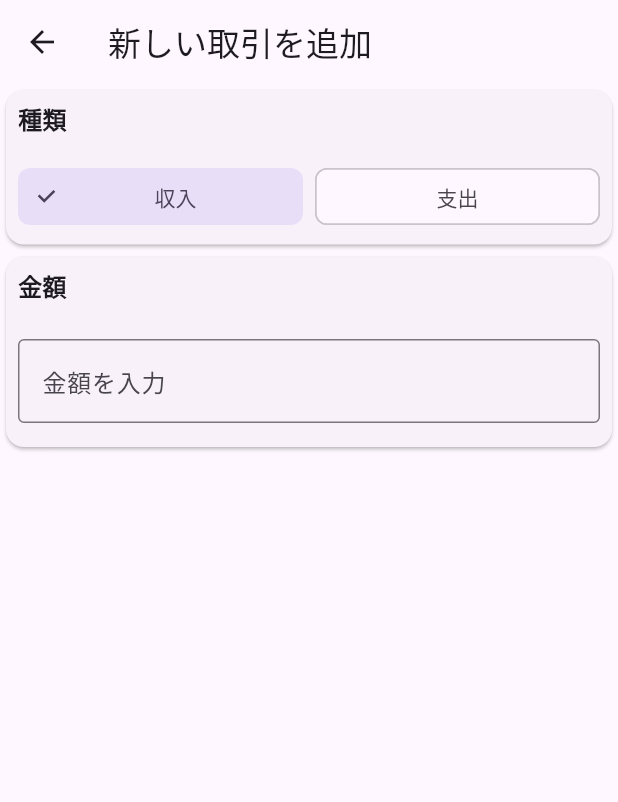
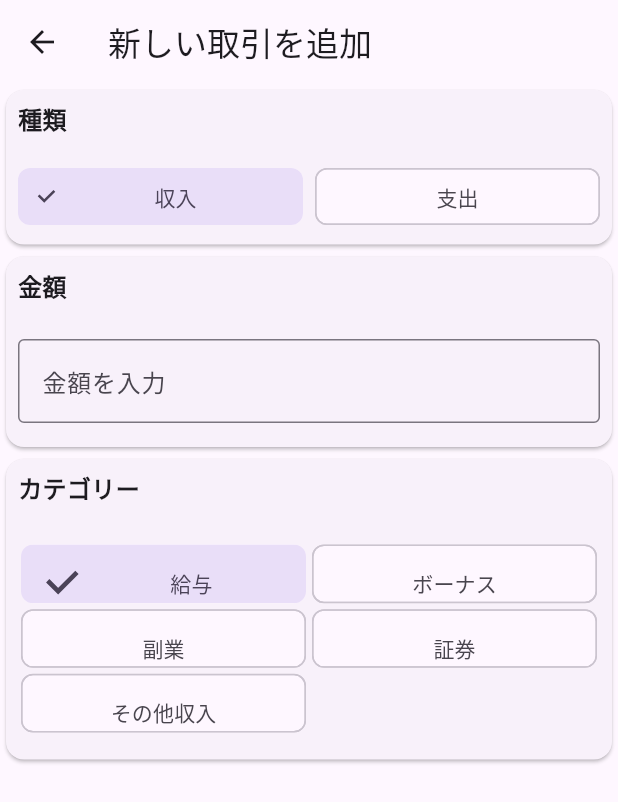
Before and after one commit to kyouga-ones/kakeibo, a Flutter app: the screen it shows after launch, after a tap on the "add" icon, on a phone screen of 412 x 824 dp. Shown: the top 802 px of the screen. Run offline on Flutter 3.47's test engine with Material 3 defaults, Android fonts, the phone set to English and light mode, and no system bars; our stand-ins replace gap.

Commit message:
feature:task-004:データ追加画面にカテゴリー選択を新規追加

```diff
--- a/lib/features/add/view/add_screen.dart
+++ b/lib/features/add/view/add_screen.dart
@@ -1,6 +1,7 @@
 import 'package:flutter/material.dart';
 import 'package:kakeibo/features/add/widget/amount_card.dart';
 import 'package:kakeibo/features/add/widget/main_category_card.dart';
+import 'package:kakeibo/features/add/widget/sub_category_card.dart';
 
 class AddScreen extends StatelessWidget {
   final GlobalKey<FormState> formKey;
@@ -8,6 +9,9 @@ class AddScreen extends StatelessWidget {
   final void Function(bool) onIncomeSelected;
   final void Function(bool) onExpenditureSelected;
   final void Function(String) onAmountChanged;
+  final List<String> subCategoryList;
+  final int selectedSubCategoryIndex;
+  final void Function(bool, int) onSubCategorySelected;
 
   const AddScreen({
     super.key,
@@ -16,6 +20,9 @@ class AddScreen extends StatelessWidget {
     required this.onIncomeSelected,
     required this.onExpenditureSelected,
     required this.onAmountChanged,
+    required this.subCategoryList,
+    required this.selectedSubCategoryIndex,
+    required this.onSubCategorySelected,
   });
 
   @override
@@ -36,6 +43,12 @@ class AddScreen extends StatelessWidget {
             AmountCard(
               onChanged: onAmountChanged,
             ),
+            SubCategoryCard(
+              selectedMainCategoryIndex: selectedMainCategoryIndex,
+              subCategoryList: subCategoryList,
+              selectedIndex: selectedSubCategoryIndex,
+              onSelected: onSubCategorySelected,
+            ),
           ],
         ),
       ),
--- a/lib/features/add/viewmodel/add_view_model.dart
+++ b/lib/features/add/viewmodel/add_view_model.dart
@@ -15,18 +15,42 @@ class _AddViewModelState extends State<AddViewModel> {
   void onIncomeSelected(bool isSelected) {
     setState(() {
       selectedMainCategoryIndex = 1;
+      selectedSubCategoryIndex = 0;
     });
   }
 
   void onExpenditureSelected(bool isSelected) {
     setState(() {
       selectedMainCategoryIndex = 2;
+      selectedSubCategoryIndex = 0;
     });
   }
 
   String? amountValue;
   void onAmountChanged(String value) {
     amountValue = value;
+  }
+
+  final List<String> incomeCategoryList = ['給与', 'ボーナス', '副業', '証券', 'その他収入'];
+
+  final List<String> expenditureCategoryList = [
+    '食費',
+    '住居費',
+    '交通費',
+    '光熱費',
+    '通信費',
+    '医療費',
+    '教育費',
+    '娯楽費',
+    '衣類費',
+    'その他支出',
+  ];
+
+  var selectedSubCategoryIndex = 0;
+  void onSubCategorySelected(bool isSelected, int index) {
+    setState(() {
+      selectedSubCategoryIndex = index;
+    });
   }
 
   @override
@@ -37,6 +61,11 @@ class _AddViewModelState extends State<AddViewModel> {
       onIncomeSelected: onIncomeSelected,
       onExpenditureSelected: onExpenditureSelected,
       onAmountChanged: onAmountChanged,
+      subCategoryList: selectedMainCategoryIndex == 1
+          ? incomeCategoryList
+          : expenditureCategoryList,
+      selectedSubCategoryIndex: selectedSubCategoryIndex,
+      onSubCategorySelected: onSubCategorySelected,
     );
   }
 }
--- /dev/null
+++ b/lib/features/add/widget/sub_category_card.dart
@@ -0,0 +1,70 @@
+import 'package:flutter/material.dart';
+import 'package:gap/gap.dart';
+
+class SubCategoryCard extends StatelessWidget {
+  final int selectedMainCategoryIndex;
+  final List<String> subCategoryList;
+  final int selectedIndex;
+  final void Function(bool, int) onSelected;
+
+  const SubCategoryCard({
+    super.key,
+    required this.selectedMainCategoryIndex,
+    required this.subCategoryList,
+    required this.selectedIndex,
+    required this.onSelected,
+  });
+
+  @override
+  Widget build(BuildContext context) {
+    return Card(
+      child: Column(
+        children: [
+          Align(
+            alignment: Alignment.centerLeft,
+            child: Padding(
+              padding: const EdgeInsets.all(8),
+              child: Text(
+                'カテゴリー',
+                style: TextStyle(
+                  fontSize: 16,
+                  fontWeight: FontWeight.bold,
+                ),
+              ),
+            ),
+          ),
+          Gap(8),
+          Padding(
+            padding: const EdgeInsets.all(8.0),
+            child: GridView.count(
+              physics: NeverScrollableScrollPhysics(),
+              shrinkWrap: true,
+              crossAxisCount: 2,
+              childAspectRatio: 4.5 / 1,
+              children: subCategoryList.asMap().entries.map((category) {
+                return Padding(
+                  padding: const EdgeInsets.all(2.0),
+                  child: ChoiceChip(
+                    label: Center(
+                      child: Text(category.value),
+                    ),
+                    labelPadding: EdgeInsets.zero,
+                    visualDensity: VisualDensity(
+                      horizontal: 0,
+                      vertical: -2,
+                    ),
+                    selected: selectedIndex == category.key,
+                    onSelected: (bool selected) {
+                      onSelected(selected, category.key);
+                    },
+                  ),
+                );
+              }).toList(),
+            ),
+          ),
+          Gap(8),
+        ],
+      ),
+    );
+  }
+}
```
